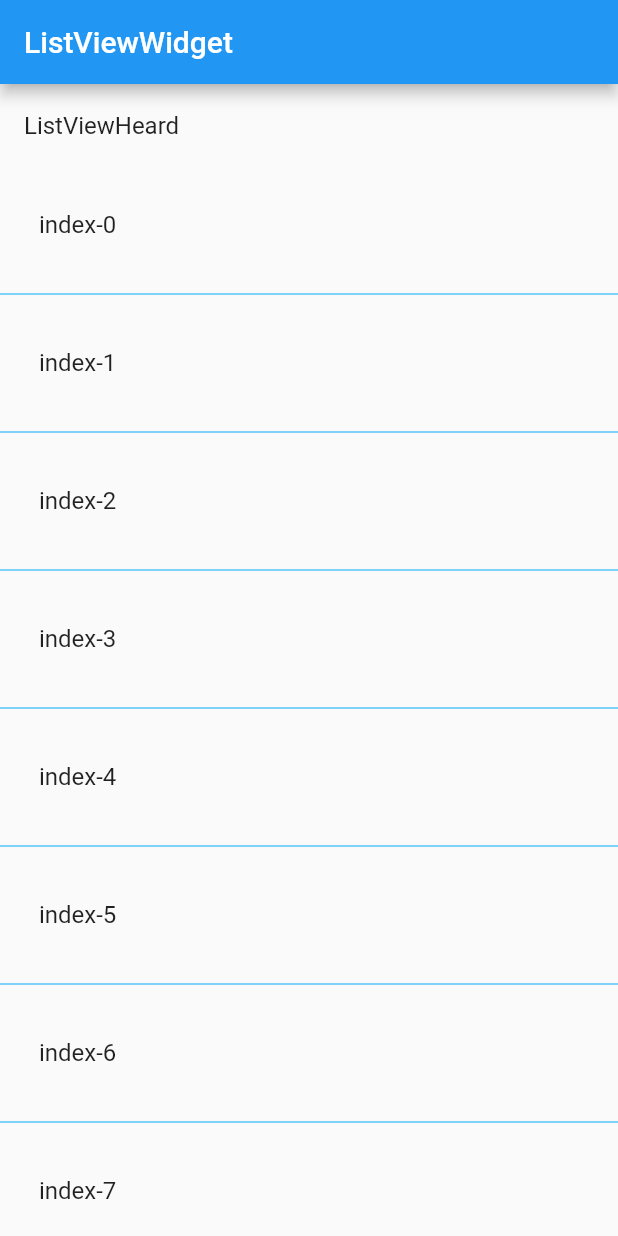
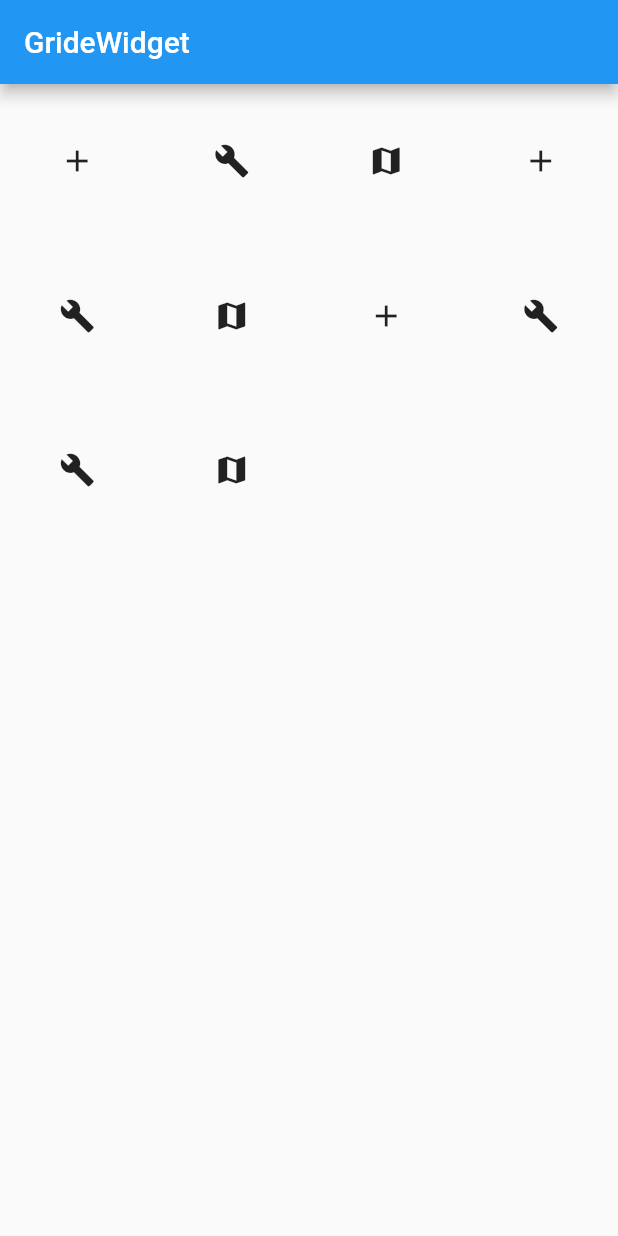
Before and after one commit to bikeming/firstFlutter, a Flutter app: the screen it shows after launch, on a phone screen of 412 x 824 dp. Run offline on Flutter 3.47's test engine with Material 2 defaults, Android fonts, the phone set to English and light mode, and no system bars; our stand-ins replace fluttertoast.

Commit message:
基础Widget学习

```diff
--- a/lib/main.dart
+++ b/lib/main.dart
@@ -14,6 +14,7 @@ import 'widgetDemo/ScaffoldWidget.dart';
 import 'widgetDemo/SingleChildScorllViewWidget.dart';
 import 'widgetDemo/CustomScrollViewWidget.dart';
 import 'widgetDemo/ListViewWidget.dart';
+import 'widgetDemo/GridViewWidget.dart';
 
 void main() => runApp(MyApp());
 
@@ -33,7 +34,8 @@ class MyApp extends StatelessWidget {
 //      home: new ScaffoldWidget(),
 //      home: new SingleChildScrollViewWidget(),
 //      home: new CustomScrollViewWidget(),
-      home: new ListViewWidget(),
+//      home: new ListViewWidget(),
+      home: new GridViewWidget(),
     );
   }
 }
--- /dev/null
+++ b/lib/widgetDemo/GridViewWidget.dart
@@ -0,0 +1,37 @@
+
+
+
+import 'package:flutter/material.dart';
+
+class GridViewWidget extends StatelessWidget {
+  final List<IconData> _iconsList = [
+    Icons.add,
+    Icons.build,
+    Icons.map,
+    Icons.add,
+    Icons.build,
+    Icons.map,
+    Icons.add,
+    Icons.build,
+    Icons.build,
+    Icons.map
+  ];
+
+  @override
+  Widget build(BuildContext context) {
+    // TODO: implement build
+    return new Scaffold(
+        appBar: AppBar(
+          title: Text("GrideWidget"),
+        ),
+        body: new GridView.builder(
+            itemCount: _iconsList.length,
+            gridDelegate: SliverGridDelegateWithFixedCrossAxisCount(
+                crossAxisCount: 4, childAspectRatio: 1),
+            itemBuilder: _itemBuilder));
+  }
+
+  Widget _itemBuilder(BuildContext context, int index) {
+    return Icon(_iconsList[index]);
+  }
+}
```
Also changed, not shown: lib/widgetDemo/Test.dart (added, +7 -0 lines), lib/widgetDemo/WillPopScope.dart (added, +27 -0 lines).
